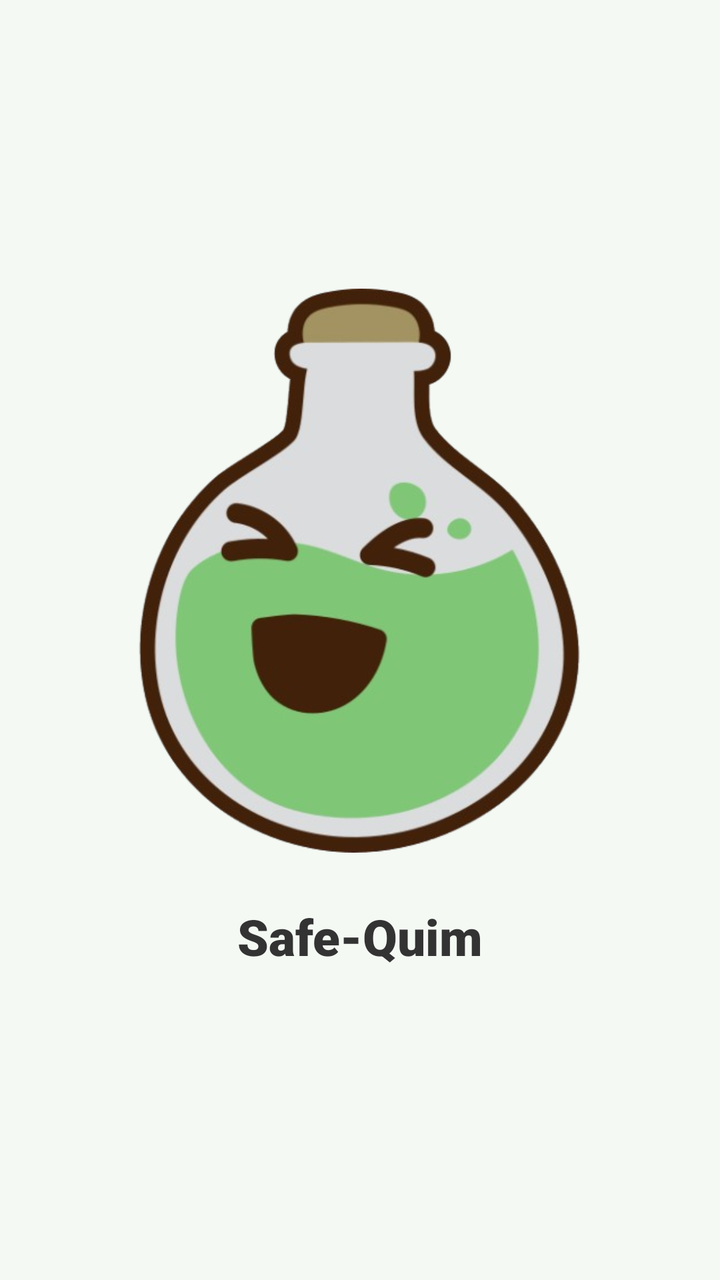
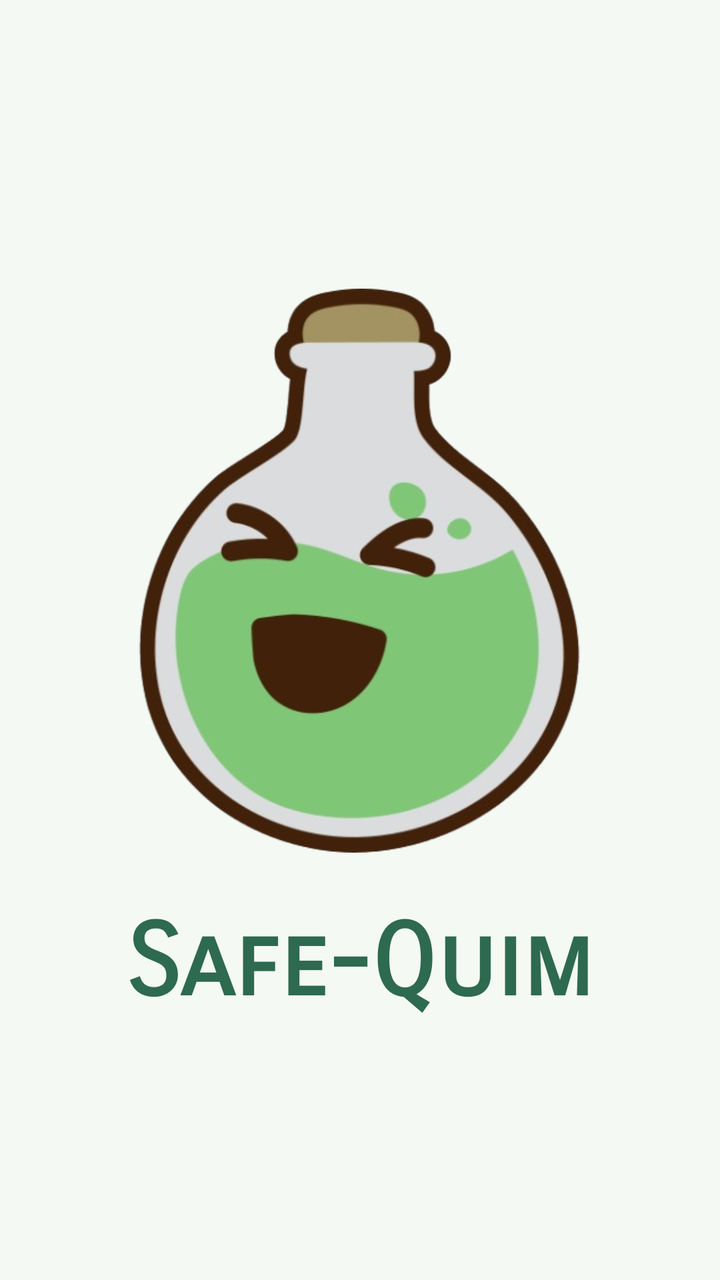

Two renders of the same Android screen: before a commit and after it. Below are the layout's source before the change and the commit's diff.
<!-- AndroidManifest.xml: application theme Theme.App -->
<!-- res/layout/activity_splash.xml -->
<?xml version="1.0" encoding="utf-8"?>
<androidx.constraintlayout.widget.ConstraintLayout
    xmlns:android="http://schemas.android.com/apk/res/android"
    xmlns:app="http://schemas.android.com/apk/res-auto"
    xmlns:tools="http://schemas.android.com/tools"
    android:id="@+id/main"
    android:layout_width="match_parent"
    android:layout_height="match_parent"
    android:background="@color/green"
    tools:context=".ui.inicio.SplashActivity">

    <ImageView
        android:id="@+id/iv_logo"
        android:contentDescription="@null"
        android:layout_width="290dp"
        android:layout_height="282dp"
        app:layout_constraintBottom_toBottomOf="parent"
        app:layout_constraintEnd_toEndOf="parent"
        app:layout_constraintHorizontal_bias="0.495"
        app:layout_constraintStart_toStartOf="parent"
        app:layout_constraintTop_toTopOf="parent"
        app:layout_constraintVertical_bias="0.403"
        app:srcCompat="@drawable/logo_app" />

    <TextView
        android:id="@+id/textView"
        android:layout_width="0dp"
        android:layout_height="wrap_content"
        android:layout_marginTop="25dp"
        android:gravity="center"
        android:paddingStart="15dp"
        android:paddingEnd="15dp"
        android:text="@string/text_splash"
        android:textSize="25sp"
        android:textStyle="bold"
        app:layout_constraintEnd_toEndOf="parent"
        app:layout_constraintStart_toStartOf="parent"
        app:layout_constraintTop_toBottomOf="@+id/iv_logo"
        />

</androidx.constraintlayout.widget.ConstraintLayout>
<!-- resources referenced by this layout -->
<resources>
  <color name="green">#F4F9F4</color>
  <!-- drawable logo_app: png bitmap (drawable, 158709 bytes) -->
  <string name="text_splash">Safe-Quim</string>
  <style name="Theme.App" parent="Base.Theme.App" />
  <style name="Base.Theme.App" parent="Theme.Material3.DayNight.NoActionBar">
          
          
          <item name="android:textViewStyle">@style/miFuente</item>
      </style>
  <style name="miFuente" parent="Widget.AppCompat.TextView">
          <item name="android:fontFamily">sans-serif-black</item>
          <item name="android:textFontWeight">900</item>
          <item name="android:textStyle">bold</item>
          <item name="android:textColor">@color/color_text</item>
      </style>
  <color name="color_text">#333333</color>
</resources>

<!-- the commit's change to res/layout/activity_splash.xml (unified diff, before → after) -->
@@ -6,7 +6,7 @@
     android:id="@+id/main"
     android:layout_width="match_parent"
     android:layout_height="match_parent"
-    android:background="@color/green"
+    android:background="@color/fondo"
     tools:context=".ui.inicio.SplashActivity">
 
     <ImageView
@@ -31,7 +31,9 @@
         android:paddingStart="15dp"
         android:paddingEnd="15dp"
         android:text="@string/text_splash"
-        android:textSize="25sp"
+        android:textColor="@color/color_nombre_app"
+        android:fontFamily="sans-serif-smallcaps"
+        android:textSize="50sp"
         android:textStyle="bold"
         app:layout_constraintEnd_toEndOf="parent"
         app:layout_constraintStart_toStartOf="parent"
<!-- resource entries referenced after the edit -->
@@ -1,6 +1,7 @@
 <!-- resources referenced by this layout -->
 <resources>
-  <color name="green">#F4F9F4</color>
+  <color name="color_nombre_app">#2D6A4F</color>
+  <color name="fondo">#F4F9F4</color>
   <!-- drawable logo_app: png bitmap (drawable, 158709 bytes) -->
   <string name="text_splash">Safe-Quim</string>
   <style name="Theme.App" parent="Base.Theme.App" />
